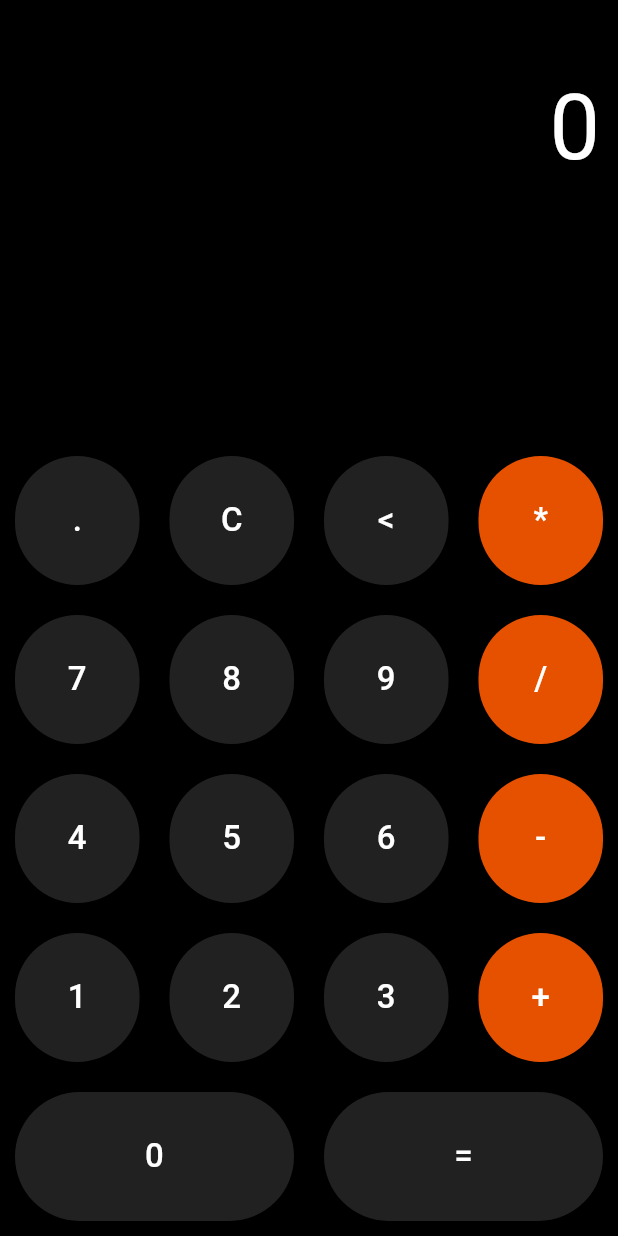
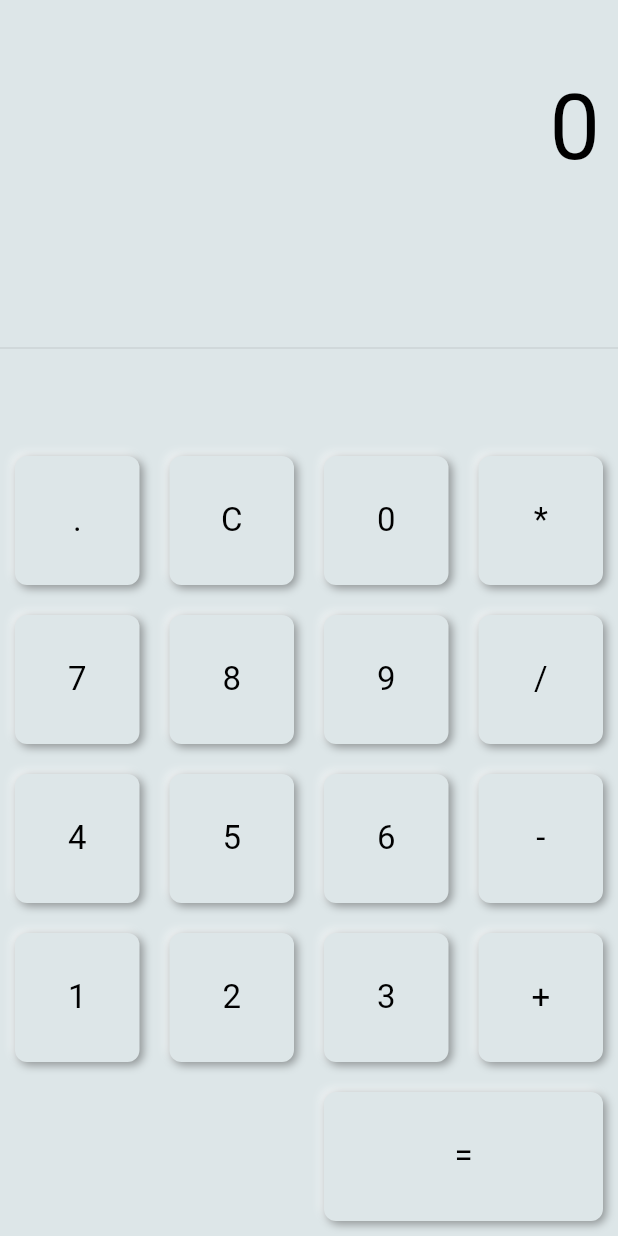
Before and after one commit to sajal48/flutter_calculator, a Flutter app: the screen it shows after launch, on a phone screen of 412 x 824 dp. Run offline on Flutter 3.47's test engine with Material 2 defaults, Android fonts, the phone set to English and light mode, and no system bars; drawn by our look-alikes of flutter_neumorphic.

Commit message:
Numophorbic button

```diff
--- a/lib/main.dart
+++ b/lib/main.dart
@@ -1,5 +1,6 @@
 import 'package:flutter/cupertino.dart';
 import 'package:flutter/material.dart';
+import 'package:flutter_neumorphic/flutter_neumorphic.dart';
 
 void main() {
   runApp(MyApp());
@@ -8,7 +9,8 @@ void main() {
 class MyApp extends StatelessWidget {
   @override
   Widget build(BuildContext context) {
-    return MaterialApp(
+    return NeumorphicApp(
+      themeMode: ThemeMode.light,
       debugShowCheckedModeBanner: false,
       home: HomePage(),
     );
@@ -89,31 +91,33 @@ class _HomePageState extends State<HomePage> {
   {
     return Expanded(child: Container(
       margin: EdgeInsets.all(10.0),
-      decoration: BoxDecoration(
-          color: (btnval =="+"||btnval =="-"||btnval =="*"||btnval =="/")? Colors.orange[900]: Colors.grey[900],
-        borderRadius: BorderRadius.circular(50.0),
-        boxShadow: [
-          // BoxShadow(
-          //   color: Colors.grey[500],
-          //   offset: Offset(2.0,2.0),
-          //   blurRadius: 8.0,
-          //   spreadRadius: 1.0
-          // ),
-          // BoxShadow(
-          //     color: Colors.grey[900],
-          //     offset: Offset(-2.0,-2.0),
-          //     blurRadius: 8.0,
-          //     spreadRadius: 1.0
-          // )
+      //decoration: BoxDecoration(
+          //color: (btnval =="+"||btnval =="-"||btnval =="*"||btnval =="/")? Colors.orange[900]: Colors.grey[900],
+        // borderRadius: BorderRadius.circular(50.0),
+        // boxShadow: [
+        //   BoxShadow(
+        //     color: Colors.grey[500],
+        //     offset: Offset(2.0,2.0),
+        //     blurRadius: 8.0,
+        //     spreadRadius: 1.0
+        //   ),
+        //   BoxShadow(
+        //       color: Colors.grey[900],
+        //       offset: Offset(-2.0,-2.0),
+        //       blurRadius: 8.0,
+        //       spreadRadius: 1.0
+        //   )
+        //
+        // ]
+     // ),
 
-        ]
-      ),
-
-      child: MaterialButton(
+      child: NeumorphicButton(
         padding: EdgeInsets.all(30.0),
 
-        child: Text(btnval,style: TextStyle(
-          fontSize: 22.0,color: Colors.white),),
+        child: Center(
+          child: Text(btnval,style: TextStyle(
+            fontSize: 22.0,color: Colors.black,),),
+        ),
         onPressed: (){
           Calculation(btnval);
         },
@@ -125,7 +129,7 @@ class _HomePageState extends State<HomePage> {
   Widget build(BuildContext context) {
     return SafeArea(
       child: Scaffold(
-        backgroundColor: Colors.black,
+        backgroundColor: NeumorphicTheme.baseColor(context),
         body: Container(
           child: Column(
             children: [
@@ -133,7 +137,7 @@ class _HomePageState extends State<HomePage> {
                 alignment: Alignment.bottomRight,
                 padding: EdgeInsets.symmetric(horizontal: 12.0,vertical: 50.0),
                 child: Text(Output ,
-                  style: TextStyle( fontSize: 60.0,color: Colors.white),),
+                  style: TextStyle( fontSize: 60.0,color: Colors.black),),
               ),
 
               Expanded(child: Divider()),
@@ -144,7 +148,7 @@ class _HomePageState extends State<HomePage> {
                     children: [
                       cal_btn("."),
                       cal_btn("C"),
-                      cal_btn("<"),
+                      cal_btn("0"),
                       cal_btn("*"),
                     ],
                   ),
@@ -176,8 +180,9 @@ class _HomePageState extends State<HomePage> {
 
                   Row(
                     children: [
-                      cal_btn("0"),
+                      Spacer(),
                       cal_btn("="),
+
                     ],
                   ),
 
--- a/pubspec.yaml
+++ b/pubspec.yaml
@@ -28,6 +28,7 @@ dependencies:
   # The following adds the Cupertino Icons font to your application.
   # Use with the CupertinoIcons class for iOS style icons.
   cupertino_icons: ^1.0.2
+  flutter_neumorphic: ^3.1.0
 
 dev_dependencies:
   flutter_test:
```
Also changed, not shown: pubspec.lock.
